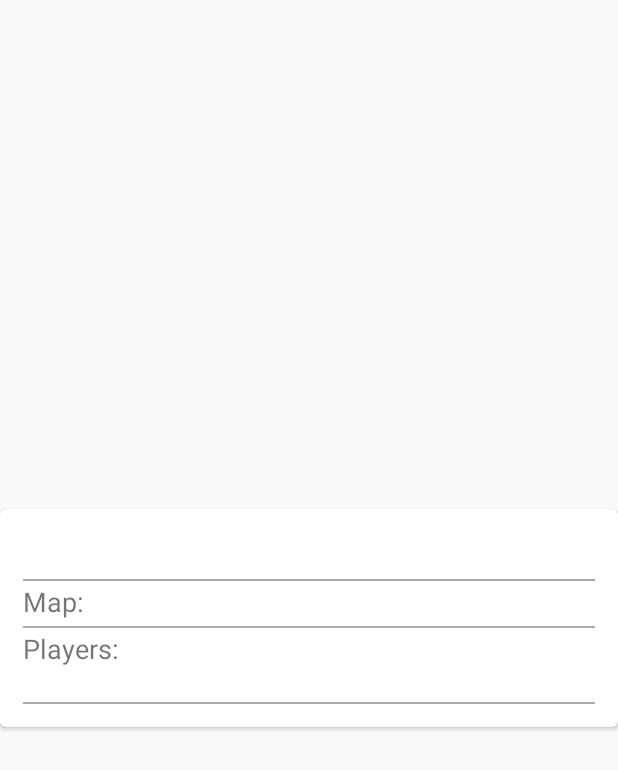
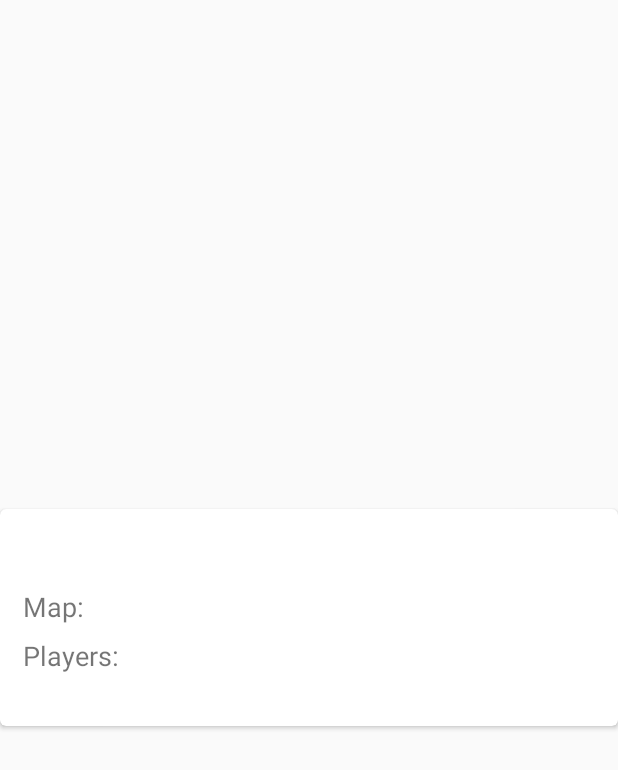
Before and after one commit to hgzimmerman/CnC-Online-Spymaster, an Android app: the layout games_layout.xml on its own in the app's theme, with its tools: preview values and no code run, on a phone screen of 412 x 824 dp. Shown: the top 770 px of the screen. Run offline under Robolectric (Android 15) with nearby library versions, the phone set to English and light mode, and no system bars.

Commit message:
Remove horizontal dividers from the game's layout

```diff
--- a/app/src/main/res/layout/games_layout.xml
+++ b/app/src/main/res/layout/games_layout.xml
@@ -35,6 +35,7 @@
                 android:gravity="end|center"
                 android:layout_weight="1"
                 >
+                <!--TODO: create a mipmap for the lock instead of a drawable-->
                 <ImageView
                     android:id="@+id/lock"
                     android:layout_width="wrap_content"
@@ -55,10 +56,8 @@
 
         <View
             android:layout_width="fill_parent"
-            android:layout_height="1dp"
-            android:layout_marginTop="2dp"
-            android:layout_marginBottom="1dp"
-            android:background="@android:color/darker_gray" />
+            android:layout_height="8dp"
+            />
 
         <LinearLayout
             android:orientation="horizontal"
@@ -82,11 +81,8 @@
             </LinearLayout>
         <View
             android:layout_width="fill_parent"
-            android:layout_height="1dp"
-            android:layout_marginTop="4dp"
-            android:layout_marginBottom="1dp"
-            android:background="@android:color/darker_gray" />
-
+            android:layout_height="8dp"
+            />
 
         <TextView
             android:text="@string/players"
@@ -100,11 +96,7 @@
             android:layout_width="wrap_content"
             android:layout_height="wrap_content" />
 
-        <View
-            android:layout_width="fill_parent"
-            android:layout_height="1dp"
-            android:layout_marginTop="4dp"
-            android:background="@android:color/darker_gray" />
+
 
     </LinearLayout>
 </android.support.v7.widget.CardView>
```
